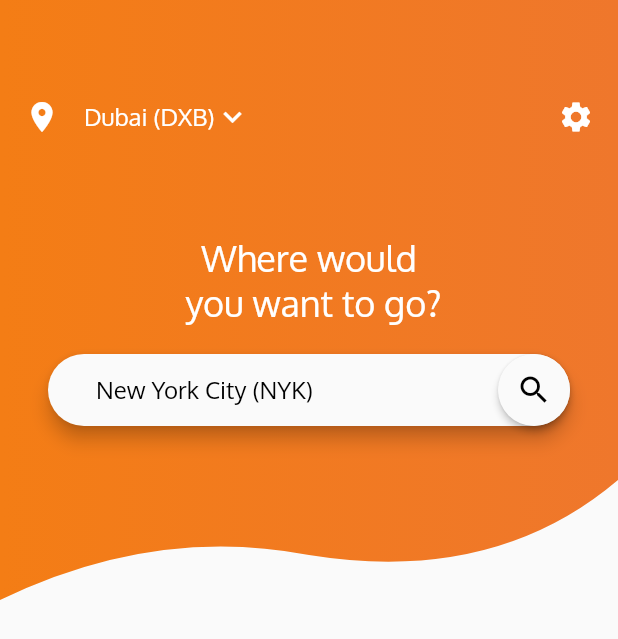
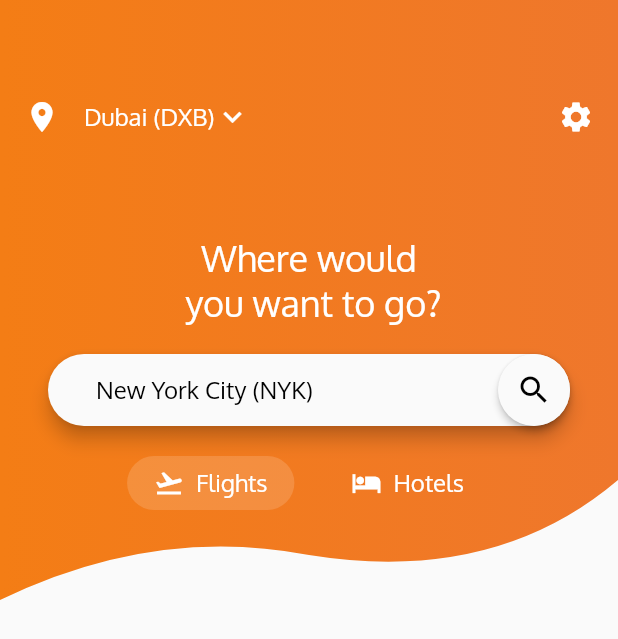
Before and after one commit to abyabrkal/flutter-flights, a Flutter app: the screen it shows after launch, on a phone screen of 412 x 824 dp. Shown: the top 639 px of the screen. Run offline on Flutter 3.47's test engine with Material 2 defaults, Android fonts, the phone set to English and light mode, and no system bars.

Commit message:
Flights-Hotel decorated with opacity

```diff
--- a/lib/main.dart
+++ b/lib/main.dart
@@ -40,8 +40,8 @@ class HomeScreenTopPart extends StatefulWidget {
 }
 
 class _HomeScreenTopPartState extends State<HomeScreenTopPart> {
-
   var selectedLocationIndex = 0;
+  var isFlightSelected = true;
 
   @override
   Widget build(BuildContext context) {
@@ -113,6 +113,16 @@ class _HomeScreenTopPartState extends State<HomeScreenTopPart> {
                       ),
                     ),
                   ),
+                ),
+                SizedBox(height: 20,),
+                Row(
+                  mainAxisSize: MainAxisSize.min,
+                  mainAxisAlignment: MainAxisAlignment.spaceAround,
+                  children: <Widget>[
+                    ChoiceChip(Icons.flight_takeoff, "Flights", isFlightSelected),
+                    SizedBox(width: 20,),
+                    ChoiceChip(Icons.hotel, "Hotels", !isFlightSelected),
+                  ],
                 )
               ],
             ),
@@ -122,3 +132,37 @@ class _HomeScreenTopPartState extends State<HomeScreenTopPart> {
     );
   }
 }
+
+class ChoiceChip extends StatefulWidget {
+
+  final IconData icon;
+  final String text;
+  final bool isSelected;
+
+  ChoiceChip(this.icon, this.text, this.isSelected);
+
+  @override
+  _ChoiceChipState createState() => _ChoiceChipState();
+}
+
+class _ChoiceChipState extends State<ChoiceChip> {
+  @override
+  Widget build(BuildContext context) {
+    return Container(
+      padding: EdgeInsets.symmetric(horizontal: 18, vertical: 8),
+      decoration: widget.isSelected ? BoxDecoration(
+        color: Colors.white.withOpacity(0.15),
+        borderRadius: BorderRadius.all(Radius.circular(20))
+      ) : null,
+      child: Row(
+        mainAxisSize: MainAxisSize.min,
+        mainAxisAlignment: MainAxisAlignment.spaceBetween,
+        children: <Widget>[
+          Icon(widget.icon, size: 20, color: Colors.white,),
+          SizedBox(width: 8,),
+          Text(widget.text, style: TextStyle(color: Colors.white, fontSize: 16),),
+        ],
+      ),
+    );
+  }
+}
```
